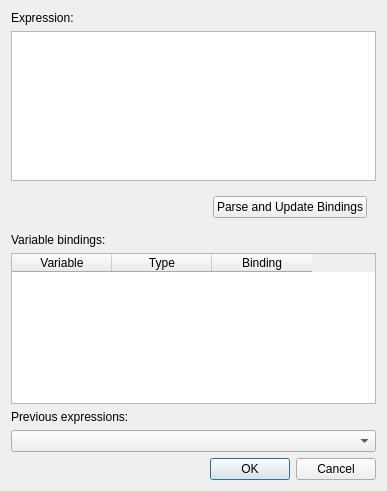
This is src/gui/ui_files/band_math.ui in Ehlmann-research-group/WISER as Qt 5 draws it before an edit. The edited form follows.
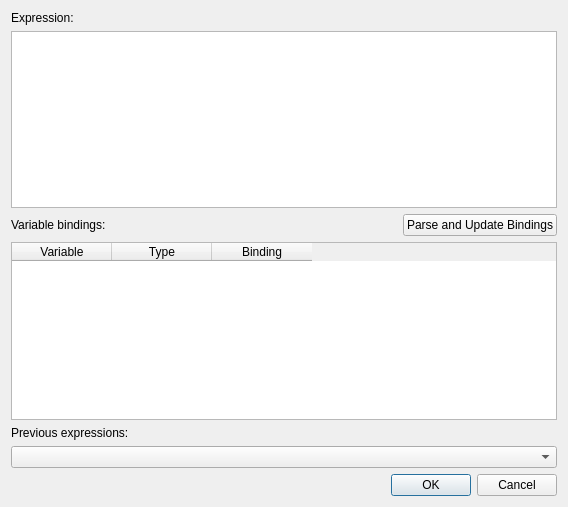
This is the edited form.

Commit message:
A few band-math dialog tweaks
Trying out a dropdown-combobox widget in the variable-type column.

Specified the sort order to always be ascending, because it seems to
not choose that sometimes.

Made the dialog itself a little larger.

```diff
--- a/src/gui/ui_files/band_math.ui
+++ b/src/gui/ui_files/band_math.ui
@@ -6,8 +6,8 @@
    <rect>
     <x>0</x>
     <y>0</y>
-    <width>387</width>
-    <height>491</height>
+    <width>568</width>
+    <height>507</height>
    </rect>
   </property>
   <property name="windowTitle">
@@ -40,13 +40,6 @@
    <item row="1" column="0">
     <widget class="QPlainTextEdit" name="txt_math_expr"/>
    </item>
-   <item row="3" column="0">
-    <widget class="QLabel" name="label_3">
-     <property name="text">
-      <string>Variable bindings:</string>
-     </property>
-    </widget>
-   </item>
    <item row="5" column="0">
     <widget class="QLabel" name="label_2">
      <property name="text">
@@ -79,14 +72,29 @@
    <item row="2" column="0">
     <widget class="QWidget" name="widget" native="true">
      <layout class="QGridLayout" name="gridLayout_2">
-      <item row="0" column="1">
+      <property name="leftMargin">
+       <number>0</number>
+      </property>
+      <property name="topMargin">
+       <number>0</number>
+      </property>
+      <property name="rightMargin">
+       <number>0</number>
+      </property>
+      <property name="bottomMargin">
+       <number>0</number>
+      </property>
+      <property name="spacing">
+       <number>0</number>
+      </property>
+      <item row="0" column="2">
        <widget class="QPushButton" name="btn_parse">
         <property name="text">
          <string>Parse and Update Bindings</string>
         </property>
        </widget>
       </item>
-      <item row="0" column="0">
+      <item row="0" column="1">
        <spacer name="horizontalSpacer">
         <property name="orientation">
          <enum>Qt::Horizontal</enum>
@@ -99,6 +107,16 @@
         </property>
        </spacer>
       </item>
+      <item row="0" column="0">
+       <widget class="QLabel" name="label_3">
+        <property name="text">
+         <string>Variable bindings:</string>
+        </property>
+        <property name="buddy">
+         <cstring>tbl_variables</cstring>
+        </property>
+       </widget>
+      </item>
      </layout>
     </widget>
    </item>
```
Left out of the diff: 2 changed lines with no effect on the pictures. The commit also changes 1 other file.
